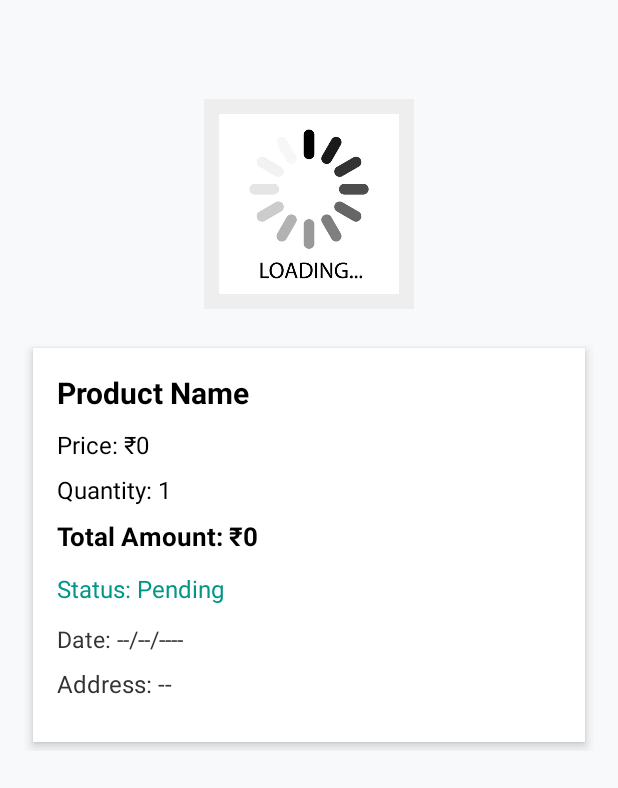
After one commit to parthpatil1086/capstone-project, an Android app: the OrderDetailsActivity screen opened directly, with no data from a screen before it, on a phone screen of 412 x 824 dp. The commit adds this screen. Shown: the top 788 px of the screen. Run offline under Robolectric (Android 15) with nearby library versions, the phone set to English and light mode, and no system bars; our stand-ins replace Firebase (no records; nobody signed in at launch, a user with empty details on screens opened directly).

Commit message:
customer module

```diff
--- a/capstoneswastik/app/src/main/AndroidManifest.xml
+++ b/capstoneswastik/app/src/main/AndroidManifest.xml
@@ -28,6 +28,8 @@
         <activity
             android:name=".product_list"
             android:exported="false" />
+        <activity android:name=".MyOrdersActivity"/>
+        <activity android:name=".OrderDetailsActivity"/>
         <activity
             android:name=".login"
             android:exported="true"
--- a/capstoneswastik/app/src/main/java/com/example/capstone_swastik/Address_fill.java
+++ b/capstoneswastik/app/src/main/java/com/example/capstone_swastik/Address_fill.java
@@ -51,6 +51,8 @@ public class Address_fill extends AppCompatActivity {
         int productPrice = getIntent().getIntExtra("price", 0);
         int quantity = getIntent().getIntExtra("quantity", 0);
         int totalAmount = getIntent().getIntExtra("totalValue", 0);
+        int img = getIntent().getIntExtra("img", R.drawable.shree_swastik_default);
+
 
         tvProductName.setText("Product: " + productName);
         tvProductPrice.setText("Price: ₹ " + productPrice);
@@ -78,6 +80,7 @@ public class Address_fill extends AppCompatActivity {
             orderData.put("productPrice", productPrice);
             orderData.put("quantity", quantity);
             orderData.put("totalAmount", totalAmount);
+            orderData.put("image",img);
 
             orderData.put("name", inputName);
             orderData.put("phone", inputPhone);
--- a/capstoneswastik/app/src/main/java/com/example/capstone_swastik/CheckoutProduct.java
+++ b/capstoneswastik/app/src/main/java/com/example/capstone_swastik/CheckoutProduct.java
@@ -15,7 +15,7 @@ import androidx.appcompat.app.AppCompatActivity;
 
 public class CheckoutProduct extends AppCompatActivity {
 
-    TextView textViewProductPrice, textViewProductName, totalprice;
+    TextView textViewProductPrice, textViewProductName,totalprice;
     ImageView imageViewProductimg;
     EditText editTextQuantity;
     Button btnNext;
--- /dev/null
+++ b/capstoneswastik/app/src/main/java/com/example/capstone_swastik/OrderDetailsActivity.java
@@ -0,0 +1,115 @@
+package com.example.capstone_swastik;
+
+import android.os.Bundle;
+import android.view.View;
+import android.widget.ImageView;
+import android.widget.ProgressBar;
+import android.widget.TextView;
+import android.widget.Toast;
+
+import androidx.appcompat.app.AppCompatActivity;
+
+import com.google.firebase.firestore.DocumentSnapshot;
+import com.google.firebase.firestore.FirebaseFirestore;
+
+import java.text.SimpleDateFormat;
+import java.util.Date;
+
+public class OrderDetailsActivity extends AppCompatActivity {
+
+    TextView tvPName, tvPPrice, tvQty, tvTotal, tvAddress, tvDate, tvStatus;
+    ImageView imgProduct;
+    ProgressBar progressBar;
+
+    @Override
+    protected void onCreate(Bundle savedInstanceState) {
+        super.onCreate(savedInstanceState);
+        setContentView(R.layout.activity_order_details);
+
+        tvPName = findViewById(R.id.tvPName);
+        tvPPrice = findViewById(R.id.tvPPrice);
+        tvQty = findViewById(R.id.tvQty);
+        tvTotal = findViewById(R.id.tvTotal);
+        tvAddress = findViewById(R.id.tvAddress);
+        tvDate = findViewById(R.id.tvDate);
+        tvStatus = findViewById(R.id.tvStatus);
+        imgProduct = findViewById(R.id.imgProduct);
+        progressBar = findViewById(R.id.progressBar);
+
+        String orderID = getIntent().getStringExtra("orderID");
+        if (orderID != null) {
+            loadDetails(orderID);
+        } else {
+            Toast.makeText(this, "Invalid order ID", Toast.LENGTH_SHORT).show();
+        }
+    }
+
+    private void loadDetails(String id) {
+        progressBar.setVisibility(View.VISIBLE);
+
+        FirebaseFirestore.getInstance()
+                .collection("Orders")
+                .document(id)
+                .get()
+                .addOnSuccessListener(doc -> {
+                    progressBar.setVisibility(View.GONE);
+
+                    if (doc.exists()) {
+                        // Product name
+                        tvPName.setText(doc.getString("productName"));
+
+                        // Price
+                        Number price = doc.get("productPrice") instanceof Number ? (Number) doc.get("productPrice") : 0;
+                        tvPPrice.setText("Price: ₹ " + price.intValue());
+
+                        // Quantity
+                        Number qty = doc.get("quantity") instanceof Number ? (Number) doc.get("quantity") : 1;
+                        tvQty.setText("Quantity: " + qty.intValue());
+
+                        // Total
+                        Number total = doc.get("totalAmount") instanceof Number ? (Number) doc.get("totalAmount") : 0;
+                        tvTotal.setText("Total Amount: ₹ " + total.intValue());
+
+                        // Address
+                        tvAddress.setText(
+                                "Delivery Details:\n" +
+                                        doc.getString("name") + "\n" +
+                                        doc.getString("phone") + "\n" +
+                                        doc.getString("address") + "\nPIN: " + doc.getString("pin")
+                        );
+
+                        // Date
+                        Long timestamp = doc.getLong("timestamp");
+                        if (timestamp != null) {
+                            String formattedDate = new SimpleDateFormat("dd MMM yyyy, hh:mm a").format(new Date(timestamp));
+                            tvDate.setText("Order Date: " + formattedDate);  // Added title "Date: "
+                        }
+
+
+                        // Status
+                        tvStatus.setText("Status: " + (doc.getString("status") != null ? doc.getString("status") : "Pending"));
+
+                        // Load product image safely
+                        Object imgObj = doc.get("image");
+                        int imageRes = R.drawable.shree_swastik_default; // fallback
+
+                        if (imgObj instanceof Number) {
+                            imageRes = ((Number) imgObj).intValue(); // old stored int
+                        } else if (imgObj instanceof String) {
+                            String imageName = (String) imgObj;
+                            int resId = getResources().getIdentifier(imageName, "drawable", getPackageName());
+                            if (resId != 0) imageRes = resId;
+                        }
+
+                        imgProduct.setImageResource(imageRes);
+
+                    } else {
+                        Toast.makeText(this, "Order not found", Toast.LENGTH_SHORT).show();
+                    }
+                })
+                .addOnFailureListener(e -> {
+                    progressBar.setVisibility(View.GONE);
+                    Toast.makeText(this, "Failed to load order details", Toast.LENGTH_SHORT).show();
+                });
+    }
+}
--- a/capstoneswastik/app/src/main/java/com/example/capstone_swastik/Product_details.java
+++ b/capstoneswastik/app/src/main/java/com/example/capstone_swastik/Product_details.java
@@ -23,7 +23,6 @@ public class Product_details extends AppCompatActivity {
     TextView textViewProductName, textViewProductPrice, textViewProductDescription;
     ImageView imageViewProductimg;
     Button btnBuyNow;
-    FirebaseFirestore db;
 
     @Override
     protected void onCreate(Bundle savedInstanceState) {
--- /dev/null
+++ b/capstoneswastik/app/src/main/res/layout/activity_order_details.xml
@@ -0,0 +1,130 @@
+<?xml version="1.0" encoding="utf-8"?>
+<FrameLayout xmlns:android="http://schemas.android.com/apk/res/android"
+    android:layout_width="match_parent"
+    android:layout_height="match_parent"
+    android:background="#F8F9FA">
+
+    <!-- Scrollable Content -->
+    <ScrollView
+        android:layout_width="match_parent"
+        android:layout_height="match_parent"
+        android:padding="16dp">
+
+        <LinearLayout
+            android:layout_width="match_parent"
+            android:layout_height="wrap_content"
+            android:orientation="vertical">
+
+            <!-- Product Image -->
+            <ImageView
+                android:id="@+id/imgProduct"
+                android:layout_width="140dp"
+                android:layout_height="140dp"
+                android:layout_gravity="center_horizontal"
+                android:src="@drawable/buffer_load"
+                android:scaleType="centerCrop"
+                android:background="#EEEEEE"
+                android:padding="10dp"
+                android:layout_marginBottom="20dp"
+                android:layout_marginTop="50dp"
+                android:adjustViewBounds="true" />
+
+            <!-- Card Container -->
+            <LinearLayout
+                android:layout_width="match_parent"
+                android:layout_height="wrap_content"
+                android:orientation="vertical"
+                android:padding="16dp"
+                android:background="#FFFFFF"
+                android:elevation="4dp"
+                android:layout_margin="6dp">
+
+                <!-- Product Name -->
+                <TextView
+                    android:id="@+id/tvPName"
+                    android:text="Product Name"
+                    android:textSize="20sp"
+                    android:textStyle="bold"
+                    android:textColor="#000000"
+                    android:layout_marginBottom="10dp"
+                    android:layout_width="wrap_content"
+                    android:layout_height="wrap_content" />
+
+                <!-- Price -->
+                <TextView
+                    android:textColor="@color/black"
+                    android:id="@+id/tvPPrice"
+                    android:text="Price: ₹0"
+                    android:textSize="16sp"
+                    android:layout_marginBottom="8dp"
+                    android:layout_width="wrap_content"
+                    android:layout_height="wrap_content" />
+
+                <!-- Quantity -->
+                <TextView
+                    android:id="@+id/tvQty"
+                    android:text="Quantity: 1"
+                    android:textSize="16sp"
+                    android:textColor="@color/black"
+                    android:layout_marginBottom="8dp"
+                    android:layout_width="wrap_content"
+                    android:layout_height="wrap_content" />
+
+                <!-- Total Amount -->
+                <TextView
+                    android:id="@+id/tvTotal"
+                    android:text="Total Amount: ₹0"
+                    android:textStyle="bold"
+                    android:textColor="@color/black"
+                    android:textSize="17sp"
+                    android:layout_marginBottom="12dp"
+                    android:layout_width="wrap_content"
+                    android:layout_height="wrap_content" />
+
+                <!-- Status -->
+                <TextView
+                    android:id="@+id/tvStatus"
+                    android:text="Status: Pending"
+                    android:textSize="16sp"
+                    android:textColor="#009688"
+                    android:layout_marginBottom="12dp"
+                    android:layout_width="wrap_content"
+                    android:layout_height="wrap_content" />
+
+                <!-- Order Date -->
+                <TextView
+                    android:id="@+id/tvDate"
+                    android:text="Date: --/--/----"
+                    android:textSize="15sp"
+                    android:textColor="#333333"
+                    android:layout_marginBottom="8dp"
+                    android:layout_width="wrap_content"
+                    android:layout_height="wrap_content" />
+
+                <!-- Address -->
+                <TextView
+                    android:id="@+id/tvAddress"
+                    android:text="Address: --"
+                    android:textSize="16sp"
+                    android:textColor="#333333"
+                    android:layout_marginBottom="12dp"
+                    android:layout_width="wrap_content"
+                    android:layout_height="wrap_content"/>
+
+            </LinearLayout>
+
+        </LinearLayout>
+
+    </ScrollView>
+
+    <!-- Centered ProgressBar Overlay -->
+    <ProgressBar
+        android:id="@+id/progressBar"
+        style="?android:attr/progressBarStyleLarge"
+        android:layout_width="60dp"
+        android:layout_height="60dp"
+        android:layout_gravity="center"
+        android:visibility="gone"
+        android:indeterminate="true"/>
+
+</FrameLayout>
```
Also changed, not shown: capstoneswastik/app/build.gradle.kts (+9 -2 lines), capstoneswastik/app/src/main/java/com/example/capstone_swastik/MainActivity.java (+12 -1 lines), capstoneswastik/app/src/main/java/com/example/capstone_swastik/MyOrdersActivity.java (added, +127 -0 lines), capstoneswastik/app/src/main/java/com/example/capstone_swastik/OrderAdapter.java (added, +64 -0 lines), capstoneswastik/app/src/main/java/com/example/capstone_swastik/OrderModel.java (added, +12 -0 lines), capstoneswastik/app/src/main/res/layout/activity_main.xml (+28 -18 lines), capstoneswastik/app/src/main/res/layout/activity_my_orders.xml (added, +55 -0 lines), capstoneswastik/app/src/main/res/layout/item_order.xml (added, +79 -0 lines), capstoneswastik/app/src/main/res/drawable/buffer_load.jpg (added).
